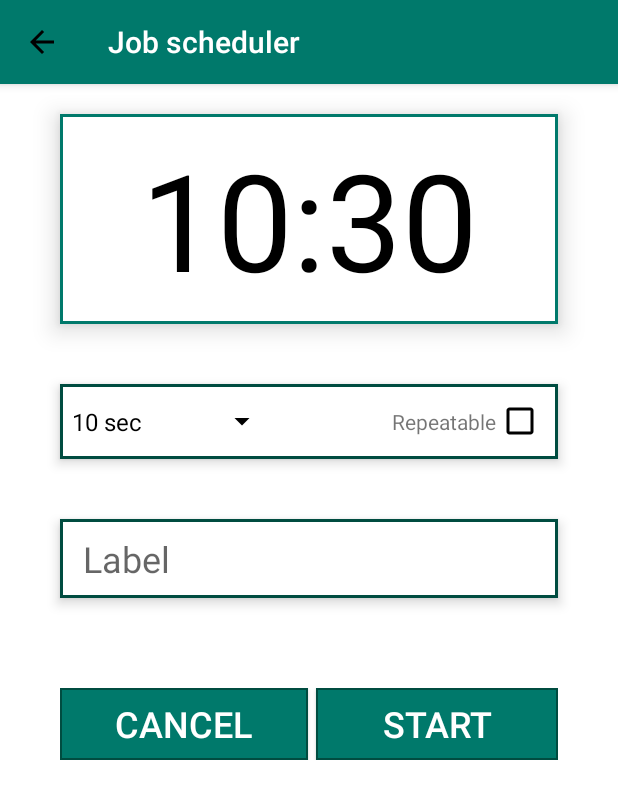
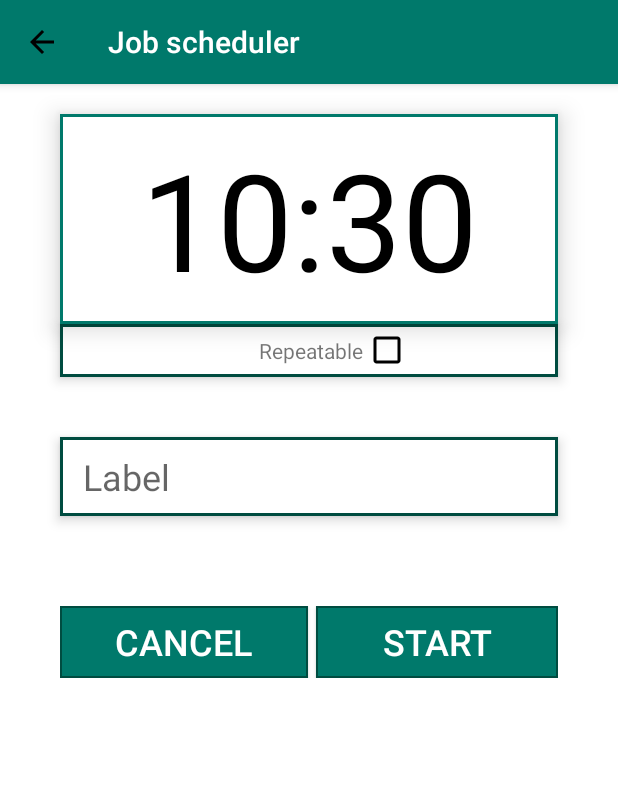
Before and after one commit to Chekist322/AlarmManagerTask, an Android app: the EditNoteActivity screen opened directly, with no data from a screen before it, on a phone screen of 412 x 824 dp. Shown: the top 799 px of the screen. Run offline under Robolectric (Android 15) with nearby library versions, the phone set to English and light mode, and no system bars; 1 statement that could not run was skipped.

Commit message:
Probably done?

```diff
--- a/app/src/main/java/com/example/batrakov/alarmmanagertask/Alarm.java
+++ b/app/src/main/java/com/example/batrakov/alarmmanagertask/Alarm.java
@@ -21,14 +21,13 @@ class Alarm implements Serializable {
      * Constructor.
      *
      * @param aRepeatable flag means that alarm is repeatable or not
-     * @param aInterval repeat interval
      * @param aTargetHour trigger hour
      * @param aTargetMinute trigger minute
      * @param aLabel label for alarm clock
      */
-    Alarm(boolean aRepeatable, int aInterval, int aTargetHour, int aTargetMinute, String aLabel) {
+    Alarm(boolean aRepeatable, int aTargetHour, int aTargetMinute, String aLabel) {
         mRepeatable = aRepeatable;
-        mInterval = aInterval;
+        mInterval = 60;
         mTargetHour = aTargetHour;
         mTargetMinute = aTargetMinute;
         mLabel = aLabel;
--- a/app/src/main/java/com/example/batrakov/alarmmanagertask/AlarmReceiver.java
+++ b/app/src/main/java/com/example/batrakov/alarmmanagertask/AlarmReceiver.java
@@ -22,7 +22,6 @@ public class AlarmReceiver extends WakefulBroadcastReceiver {
 
     @Override
     public void onReceive(Context aContext, Intent aIntent) {
-        System.out.println("kek");
         Messenger messengerOutgoing = aIntent.getParcelableExtra(MainActivity.LINK_TO_MAIN_ACTIVITY);
         NotificationCompat.Builder builder = new NotificationCompat.Builder(aContext);
         builder.setContentTitle("AlarmManager notification")
--- a/app/src/main/java/com/example/batrakov/alarmmanagertask/EditNoteActivity.java
+++ b/app/src/main/java/com/example/batrakov/alarmmanagertask/EditNoteActivity.java
@@ -15,12 +15,9 @@ import android.support.v7.app.AppCompatActivity;
 import android.support.v7.widget.Toolbar;
 import android.text.format.DateFormat;
 import android.view.View;
-import android.widget.AdapterView;
-import android.widget.ArrayAdapter;
 import android.widget.Button;
 import android.widget.CheckBox;
 import android.widget.EditText;
-import android.widget.Spinner;
 import android.widget.TextView;
 import android.widget.TimePicker;
 
@@ -28,24 +25,19 @@ import java.text.SimpleDateFormat;
 import java.util.Calendar;
 import java.util.Date;
 import java.util.Locale;
-import java.util.regex.Matcher;
-import java.util.regex.Pattern;
 
 /**
  * Activity that provide to create new Alarm and Job clocks and edit Alarm clock.
  * Include TimePickerFragment. Build new Alarm and send it to MainActivity.
  * Child of MainActivity.
  */
-public class EditNoteActivity extends AppCompatActivity implements AdapterView.OnItemSelectedListener {
+public class EditNoteActivity extends AppCompatActivity {
 
     private CheckBox mRepeatableCheckBox;
     private EditText mAlarmLabel;
-    private int mRepeatInterval;
 
     private static int sTimeHour;
     private static int sTimeMinute;
-
-    private int mId;
 
     /**
      * Tag for taken hour.
@@ -76,8 +68,6 @@ public class EditNoteActivity extends AppCompatActivity implements AdapterView.O
         setContentView(R.layout.edit_alarm_ativity);
         Toolbar toolbar = (Toolbar) findViewById(R.id.toolbar);
         TextView timePicker = (TextView) findViewById(R.id.trigger_time);
-        Spinner intervalChoice = (Spinner) findViewById(R.id.interval_repeat);
-        intervalChoice.setOnItemSelectedListener(this);
         Button confirmButton = (Button) findViewById(R.id.confirm_button);
         Button cancelButton = (Button) findViewById(R.id.cancel_button);
         mRepeatableCheckBox = (CheckBox) findViewById(R.id.checkbox_repeat);
@@ -112,11 +102,6 @@ public class EditNoteActivity extends AppCompatActivity implements AdapterView.O
             }
 
         }
-
-        ArrayAdapter<CharSequence> adapter = ArrayAdapter.createFromResource(this,
-                R.array.sec_array, android.R.layout.simple_spinner_item);
-        adapter.setDropDownViewResource(android.R.layout.simple_spinner_dropdown_item);
-        intervalChoice.setAdapter(adapter);
 
         timePicker.setTextColor(getResources().getColorStateList(R.color.text_view_colors, null));
         timePicker.setOnClickListener(new View.OnClickListener() {
@@ -161,20 +146,6 @@ public class EditNoteActivity extends AppCompatActivity implements AdapterView.O
             sTimeMinute = bundle.getInt(TIME_MINUTE);
             super.handleMessage(aMsg);
         }
-    }
-
-    @Override
-    public void onItemSelected(AdapterView<?> aParent, View aView, int aPosition, long aId) {
-        Matcher matcher = Pattern.compile("\\d+").matcher((String) aParent.getItemAtPosition(aPosition));
-        String interval;
-        if (matcher.find()) {
-            interval = matcher.group();
-            mRepeatInterval = Integer.parseInt(interval);
-        }
-    }
-
-    @Override
-    public void onNothingSelected(AdapterView<?> aParent) {
     }
 
     /**
@@ -241,7 +212,6 @@ public class EditNoteActivity extends AppCompatActivity implements AdapterView.O
      */
     private void buildAlarm() {
             Intent dataToMainActivity = new Intent().putExtra(ALARM, new Alarm(mRepeatableCheckBox.isChecked(),
-                            mRepeatInterval,
                             sTimeHour,
                             sTimeMinute,
                             String.valueOf(mAlarmLabel.getText())));
--- a/app/src/main/java/com/example/batrakov/alarmmanagertask/MainActivity.java
+++ b/app/src/main/java/com/example/batrakov/alarmmanagertask/MainActivity.java
@@ -178,7 +178,6 @@ public class MainActivity extends AppCompatActivity {
             System.out.println(allPendingJobs.size());
             PersistableBundle persistableBundle = new PersistableBundle(allPendingJobs.get(i).getExtras());
             Alarm restoredAlarm = new Alarm(persistableBundle.getBoolean(IS_JOB_REPEATABLE),
-                    persistableBundle.getInt(INTERVAL_TO_JOB_NOTIFICATION),
                     persistableBundle.getInt(HOUR_TO_JOB_NOTIFICATION),
                     persistableBundle.getInt(MINUTE_TO_JOB_NOTIFICATION),
                     persistableBundle.getString(LABEL_TO_JOB_NOTIFICATION));
@@ -372,6 +371,7 @@ public class MainActivity extends AppCompatActivity {
                 .setPersisted(true)
                 .setRequiredNetworkType(JobInfo.NETWORK_TYPE_NONE);
         if (aAlarm.isRepeatable()) {
+            System.out.println(aAlarm.getInterval());
             builder.setPeriodic(aAlarm.getInterval() * SECOND_TO_MILLISECOND_MULTIPLIER);
         } else {
             builder.setMinimumLatency(targetCalendar.getTimeInMillis() - calendar.getTimeInMillis());
@@ -572,13 +572,4 @@ public class MainActivity extends AppCompatActivity {
         }
 
     }
-
-    /**
-     * Cancel chosen pending job.
-     *
-     * @param aId target pending job id.
-     */
-    void cancelJob(int aId) {
-
-    }
 }
--- a/app/src/main/res/layout/edit_alarm_ativity.xml
+++ b/app/src/main/res/layout/edit_alarm_ativity.xml
@@ -50,18 +50,11 @@
                 android:layout_height="wrap_content"
                 android:layout_marginEnd="40dp"
                 android:layout_marginStart="40dp"
-                android:layout_marginTop="40dp"
+                android:layout_marginTop="0dp"
                 android:background="@drawable/edit_text_rect"
                 android:elevation="5dp"
                 android:gravity="center"
                 android:orientation="horizontal">
-
-                <Spinner
-                    android:id="@+id/interval_repeat"
-                    android:layout_width="match_parent"
-                    android:layout_height="50dp"
-                    android:layout_weight="2"
-                    />
 
                 <TextView
                     android:id="@+id/textView"
--- a/app/src/main/res/values/strings.xml
+++ b/app/src/main/res/values/strings.xml
@@ -8,10 +8,4 @@
     <string name="start">Start</string>
     <string name="alarm_manager_header">Alarm manager</string>
     <string name="job_scheduler_header">Job scheduler</string>
-    <string-array name="sec_array">
-        <item>10 sec</item>
-        <item>15 sec</item>
-        <item>30 sec</item>
-        <item>60 sec</item>
-    </string-array>
 </resources>
```
